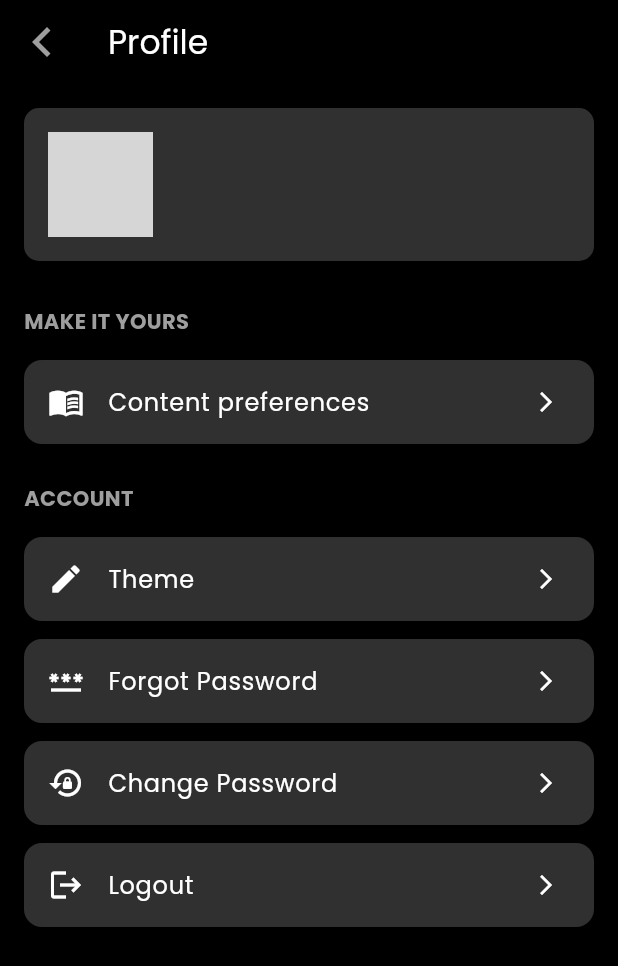
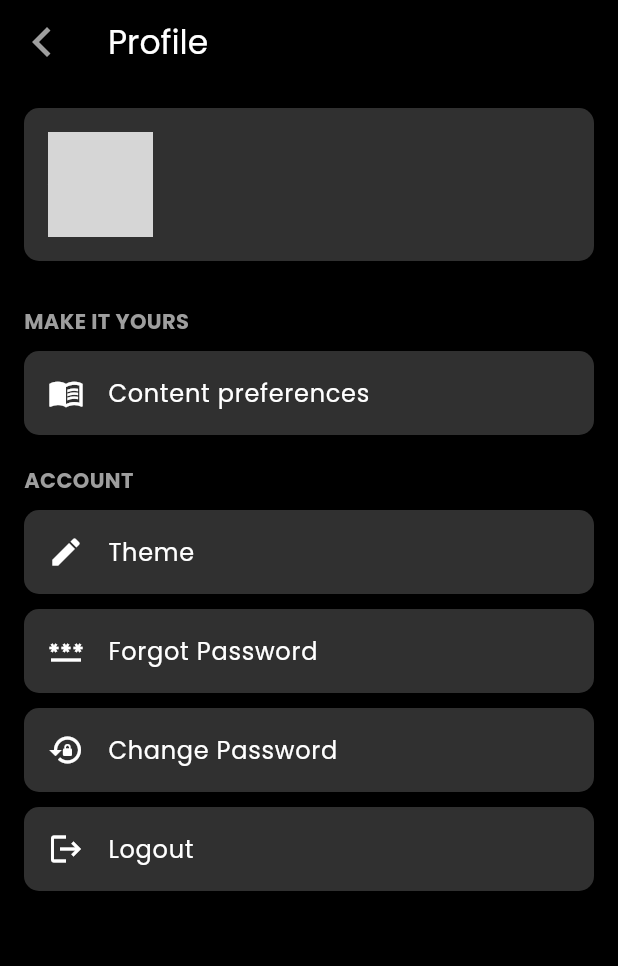
Before and after one commit to Bishnuu72/Flutter-Projects, a Flutter app: the ProfileScreen screen opened by its route, on a phone screen of 412 x 824 dp. Shown: the top 966 px of the screen. Run offline on Flutter 3.47's test engine with Material 3 defaults, Android fonts, the phone set to English and light mode, and no system bars; our stand-ins replace awesome_dialog, cloud_firestore, dio, dotted_border, firebase_auth, firebase_core and 4 more; accounts and stored records are empty; network calls fail; grey boxes are pictures that could not be loaded.

Commit message:
fix image upload

```diff
--- a/lib/screens/profile_screen.dart
+++ b/lib/screens/profile_screen.dart
@@ -8,7 +8,6 @@ import 'package:flutter_svg/flutter_svg.dart';
 import 'package:http/http.dart' as http;
 import 'package:image_picker/image_picker.dart';
 import 'package:manshi/core/route_config/routes_name.dart';
-import 'package:manshi/widgets/dashboard_widgets.dart';
 
 class ProfileScreen extends StatefulWidget {
   const ProfileScreen({super.key});
@@ -23,7 +22,7 @@ class _ProfileScreenState extends State<ProfileScreen> {
   String? displayName;
 
   final cloudinaryUrl = 'https://api.cloudinary.com/v1_1/dg3uu7mtg/image/upload';
-  final uploadPreset = 'wellness_app_upload'; // Make sure this is unsigned preset
+  final uploadPreset = 'wellness_app_upload';
 
   @override
   void initState() {
@@ -38,8 +37,8 @@ class _ProfileScreenState extends State<ProfileScreen> {
         final doc = await FirebaseFirestore.instance.collection('users').doc(user!.uid).get();
         if (doc.exists) {
           setState(() {
-            displayName = doc['name'];
-            profileImageUrl = doc['profileImage'];
+            displayName = doc.data()?['name'] ?? 'No Name';
+            profileImageUrl = doc.data()?['profileImage'];
           });
         }
       } catch (e) {
@@ -50,6 +49,7 @@ class _ProfileScreenState extends State<ProfileScreen> {
 
   Future<void> _logout() async {
     await FirebaseAuth.instance.signOut();
+    if (!mounted) return;
     Navigator.pushNamedAndRemoveUntil(context, RoutesName.loginScreen, (route) => false);
   }
 
@@ -85,10 +85,7 @@ class _ProfileScreenState extends State<ProfileScreen> {
     final picker = ImagePicker();
     final picked = await picker.pickImage(source: ImageSource.gallery);
 
-    if (picked == null) {
-      print('No image selected.');
-      return;
-    }
+    if (picked == null) return;
 
     final file = File(picked.path);
 
@@ -98,36 +95,26 @@ class _ProfileScreenState extends State<ProfileScreen> {
         ..files.add(await http.MultipartFile.fromPath('file', file.path));
 
       final response = await request.send();
-
       final responseBody = await response.stream.bytesToString();
-
-      print('Upload response status: ${response.statusCode}');
-      print('Upload response body: $responseBody');
 
       if (response.statusCode == 200) {
         final resData = jsonDecode(responseBody);
         final downloadUrl = resData['secure_url'];
 
-        try {
         await FirebaseFirestore.instance.collection('users').doc(user!.uid).update({
           'profileImage': downloadUrl,
         });
-          print('Profile image updated in Firestore.');
-        } catch (e) {
-          print('Firestore update error: $e');
-        }
 
-        await _loadUserData();
+        setState(() => profileImageUrl = downloadUrl);
       } else {
-        print('Upload failed with status: ${response.statusCode}');
         ScaffoldMessenger.of(context).showSnackBar(
-          SnackBar(content: Text('Image upload failed. Please try again.')),
+          const SnackBar(content: Text('Image upload failed. Please try again.')),
         );
       }
     } catch (e) {
       print('Upload error: $e');
       ScaffoldMessenger.of(context).showSnackBar(
-        SnackBar(content: Text('Error uploading image.')),
+        const SnackBar(content: Text('Error uploading image.')),
       );
     }
   }
@@ -138,14 +125,11 @@ class _ProfileScreenState extends State<ProfileScreen> {
       await FirebaseFirestore.instance.collection('users').doc(user!.uid).update({
         'profileImage': null,
       });
-      setState(() {
-        profileImageUrl = null;
-      });
-      print('Profile image removed.');
+      setState(() => profileImageUrl = null);
     } catch (e) {
       print('Error removing profile image: $e');
       ScaffoldMessenger.of(context).showSnackBar(
-        SnackBar(content: Text('Error removing profile image.')),
+        const SnackBar(content: Text('Error removing profile image.')),
       );
     }
   }
@@ -177,7 +161,28 @@ class _ProfileScreenState extends State<ProfileScreen> {
         padding: const EdgeInsets.all(16),
         child: ListView(
           children: [
-            Container(
+            _profileHeader(email),
+            const SizedBox(height: 30),
+            _sectionTitle("MAKE IT YOURS"),
+            _singleButtonContainer(Icons.menu_book, "Content preferences", () {}),
+            const SizedBox(height: 20),
+            _sectionTitle('ACCOUNT'),
+            _singleButtonContainer(Icons.edit, "Theme", () {}),
+            _singleButtonContainer(Icons.password, "Forgot Password", () {
+              Navigator.pushNamed(context, RoutesName.forgotPasswordScreen);
+            }),
+            _singleButtonContainer(Icons.lock_reset, "Change Password", () {
+              Navigator.pushNamed(context, RoutesName.changePasswordScreen);
+            }),
+            _singleButtonContainer(Icons.logout, "Logout", _logout),
+          ],
+        ),
+      ),
+    );
+  }
+
+  Widget _profileHeader(String email) {
+    return Container(
       padding: const EdgeInsets.all(16),
       decoration: BoxDecoration(
         color: Colors.grey[850],
@@ -227,30 +232,27 @@ class _ProfileScreenState extends State<ProfileScreen> {
           ),
         ],
       ),
+    );
+  }
+
+  Widget _sectionTitle(String title) {
+    return Text(
+      title,
+      style: TextStyle(color: Colors.grey[500], fontSize: 14, fontWeight: FontWeight.bold),
+    );
+  }
+
+  Widget _singleButtonContainer(IconData icon, String title, VoidCallback onTap) {
+    return Container(
+      margin: const EdgeInsets.only(top: 10),
+      decoration: BoxDecoration(
+        color: Colors.grey[850],
+        borderRadius: BorderRadius.circular(10),
       ),
-            const SizedBox(height: 30),
-            Text(
-              "MAKE IT YOURS",
-              style: TextStyle(color: Colors.grey[500], fontSize: 14, fontWeight: FontWeight.bold),
-            ),
-            const SizedBox(height: 10),
-            buildButtonTile(Icons.menu_book, "Content preferences", () {}),
-            const SizedBox(height: 20),
-            Text(
-              'ACCOUNT',
-              style: TextStyle(color: Colors.grey[500], fontSize: 14, fontWeight: FontWeight.bold),
-            ),
-            const SizedBox(height: 10),
-            buildButtonTile(Icons.edit, "Theme", () {}),
-            buildButtonTile(Icons.password, "Forgot Password", () {
-              Navigator.pushNamed(context, RoutesName.forgotPasswordScreen);
-            }),
-            buildButtonTile(Icons.lock_reset, "Change Password", () {
-              Navigator.pushNamed(context, RoutesName.changePasswordScreen);
-            }),
-            buildButtonTile(Icons.logout, "Logout", _logout),
-          ],
-        ),
+      child: ListTile(
+        leading: Icon(icon, color: Colors.white),
+        title: Text(title, style: const TextStyle(color: Colors.white)),
+        onTap: onTap,
       ),
     );
   }
```
Lines whose indentation alone changed are shown as unchanged.
